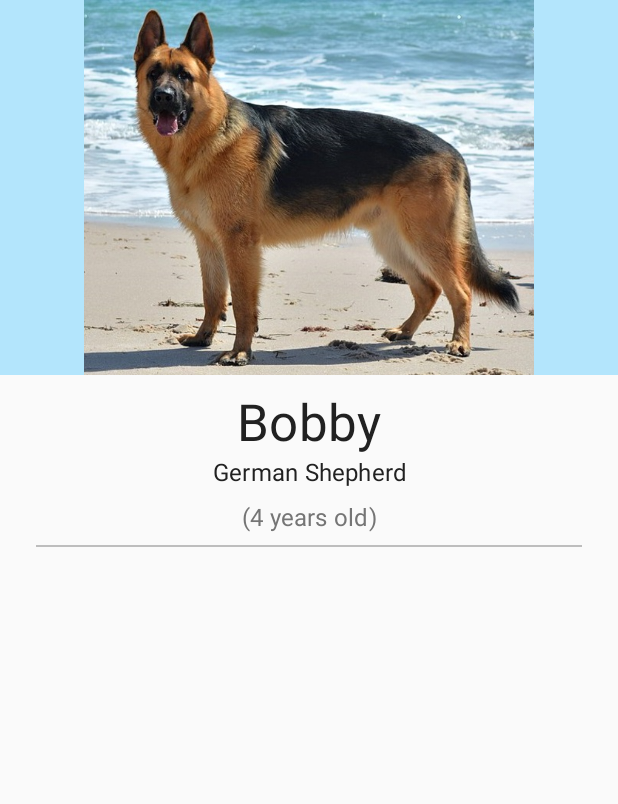
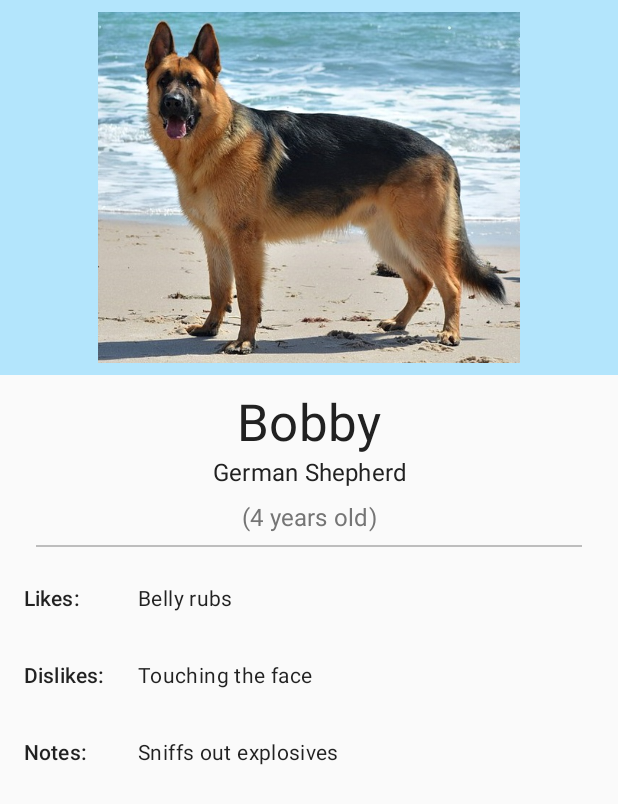
Before and after one commit to rohan-kadkol/Android-Weekly-Series-Capstone-My-Favorite-Dogs-App, an Android app: the layout activity_dog.xml on its own in the app's theme, with its tools: preview values and no code run, on a phone screen of 412 x 824 dp. Shown: the top 804 px of the screen. Run offline under Robolectric (Android 15) with nearby library versions, the phone set to English and light mode, and no system bars.

Commit message:
DogActivity layout completed

```diff
--- a/app/src/main/java/com/rohankadkol/favoritedogsappfinal/DogActivity.java
+++ b/app/src/main/java/com/rohankadkol/favoritedogsappfinal/DogActivity.java
@@ -66,12 +66,18 @@ public class DogActivity extends AppCompatActivity {
         TextView tvName = findViewById(R.id.tv_name);
         TextView tvBreed = findViewById(R.id.tv_breed);
         TextView tvAge = findViewById(R.id.tv_age);
+        TextView tvLikes = findViewById(R.id.tv_likes);
+        TextView tvDislikes = findViewById(R.id.tv_dislikes);
+        TextView tvNotes = findViewById(R.id.tv_notes);
 
         String imageUrl = dog.getImageUrl().equals("") ? "a" : dog.getImageUrl();
         Picasso.get().load(imageUrl).error(R.drawable.ic_broken_image).into(ivDog);
         tvName.setText(dog.getName());
         tvBreed.setText(StringUtils.getBreedString(this.getResources(), dog.getBreed()));
         tvAge.setText(StringUtils.getAgeDisplayString(this.getResources(), dog.getAge()));
+        tvLikes.setText(dog.getLikes());
+        tvDislikes.setText(dog.getDislikes());
+        tvNotes.setText(dog.getNotes());
 
         setTitle(mDog.getName());
     }
--- a/app/src/main/res/layout/activity_dog.xml
+++ b/app/src/main/res/layout/activity_dog.xml
@@ -1,13 +1,18 @@
 <?xml version="1.0" encoding="utf-8"?>
-<LinearLayout xmlns:android="http://schemas.android.com/apk/res/android"
+
+<ScrollView xmlns:android="http://schemas.android.com/apk/res/android"
     xmlns:app="http://schemas.android.com/apk/res-auto"
     xmlns:tools="http://schemas.android.com/tools"
     android:layout_width="match_parent"
     android:layout_height="match_parent"
-    android:orientation="vertical"
     tools:context=".DogActivity">
 
+    <LinearLayout android:orientation="vertical"
+        android:layout_height="wrap_content"
+        android:layout_width="match_parent">
+
         <ImageView
+            android:padding="@dimen/margin_small"
             android:id="@+id/iv_dog"
             android:layout_width="match_parent"
             android:layout_height="250dp"
@@ -19,12 +24,12 @@
             style="@style/TextAppearance.MaterialComponents.Headline4"
             android:layout_width="match_parent"
             android:layout_height="wrap_content"
+            android:layout_marginTop="@dimen/margin_small"
+            android:ellipsize="end"
             android:gravity="center"
+            android:maxLines="1"
             android:textColor="@color/primary_text"
-        tools:text="Bobby"
-        android:maxLines="1"
-        android:layout_marginTop="@dimen/margin_small"
-        android:ellipsize="end"/>
+            tools:text="Bobby" />
 
         <TextView
             android:id="@+id/tv_breed"
@@ -37,21 +42,92 @@
 
         <TextView
             android:id="@+id/tv_age"
+            style="@style/TextAppearance.MaterialComponents.Subtitle1"
             android:layout_width="match_parent"
             android:layout_height="wrap_content"
-        tools:text="(4 years old)"
-        style="@style/TextAppearance.MaterialComponents.Subtitle1"
+            android:layout_marginTop="@dimen/margin_small"
+            android:gravity="center"
             android:textColor="@color/secondary_text"
-        android:gravity="center"
-        android:layout_marginTop="@dimen/margin_small"/>
+            tools:text="(4 years old)" />
 
         <ImageView
             android:layout_width="match_parent"
             android:layout_height="1dp"
-        android:src="@color/divider"
             android:layout_marginStart="@dimen/margin_xlarge"
+            android:layout_marginTop="@dimen/margin_small"
             android:layout_marginEnd="@dimen/margin_xlarge"
-        android:layout_marginTop="@dimen/margin_small"
-        android:layout_marginBottom="@dimen/margin_small"/>
+            android:layout_marginBottom="@dimen/margin_small"
+            android:src="@color/divider" />
+
+        <LinearLayout
+            android:layout_width="match_parent"
+            android:layout_height="wrap_content"
+            android:orientation="horizontal"
+            android:padding="@dimen/margin_large">
+
+            <TextView
+                style="@style/TextAppearance.MaterialComponents.Subtitle2"
+                android:layout_width="0dp"
+                android:layout_height="wrap_content"
+                android:layout_weight="2"
+                android:text="@string/likes_label" />
+
+            <TextView
+                android:id="@+id/tv_likes"
+                style="@style/TextAppearance.MaterialComponents.Body2"
+                android:layout_width="0dp"
+                android:layout_height="wrap_content"
+                android:layout_weight="8"
+                tools:text="Belly rubs" />
 
         </LinearLayout>
+
+        <LinearLayout
+            android:layout_width="match_parent"
+            android:layout_height="wrap_content"
+            android:orientation="horizontal"
+            android:padding="@dimen/margin_large">
+
+            <TextView
+                style="@style/TextAppearance.MaterialComponents.Subtitle2"
+                android:layout_width="0dp"
+                android:layout_height="wrap_content"
+                android:layout_weight="2"
+                android:text="@string/dislikes_label" />
+
+            <TextView
+                android:id="@+id/tv_dislikes"
+                style="@style/TextAppearance.MaterialComponents.Body2"
+                android:layout_width="0dp"
+                android:layout_height="wrap_content"
+                android:layout_weight="8"
+                tools:text="Touching the face" />
+
+        </LinearLayout>
+
+        <LinearLayout
+            android:layout_width="match_parent"
+            android:layout_height="wrap_content"
+            android:orientation="horizontal"
+            android:padding="@dimen/margin_large">
+
+            <TextView
+                style="@style/TextAppearance.MaterialComponents.Subtitle2"
+                android:layout_width="0dp"
+                android:layout_height="wrap_content"
+                android:layout_weight="2"
+                android:text="@string/notes_label" />
+
+            <TextView
+                android:id="@+id/tv_notes"
+                style="@style/TextAppearance.MaterialComponents.Body2"
+                android:layout_width="0dp"
+                android:layout_height="wrap_content"
+                android:layout_weight="8"
+                tools:text="Sniffs out explosives" />
+
+        </LinearLayout>
+
+    </LinearLayout>
+
+</ScrollView>
--- a/app/src/main/res/values/strings.xml
+++ b/app/src/main/res/values/strings.xml
@@ -24,4 +24,7 @@
     <string name="delete_alert_message">Do you really want to delete this dog?</string>
     <string name="delete_alert_positive_text">Yes</string>
     <string name="delete_alert_negative_text">No</string>
+    <string name="likes_label">Likes:</string>
+    <string name="dislikes_label">Dislikes:</string>
+    <string name="notes_label">Notes:</string>
 </resources>
```
Lines whose indentation alone changed are shown as unchanged.
